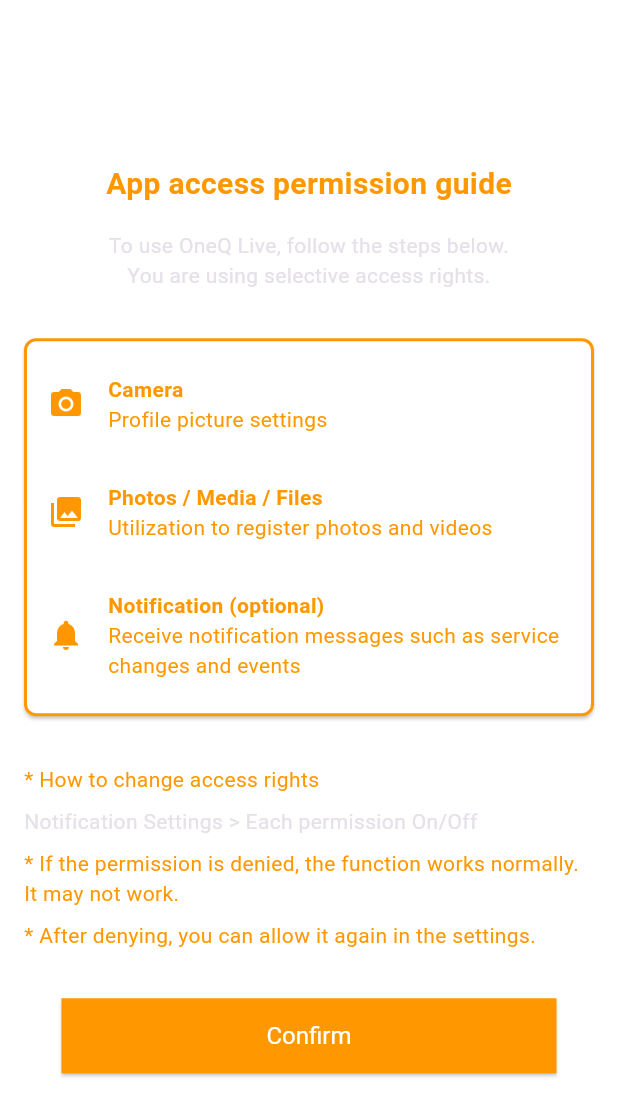
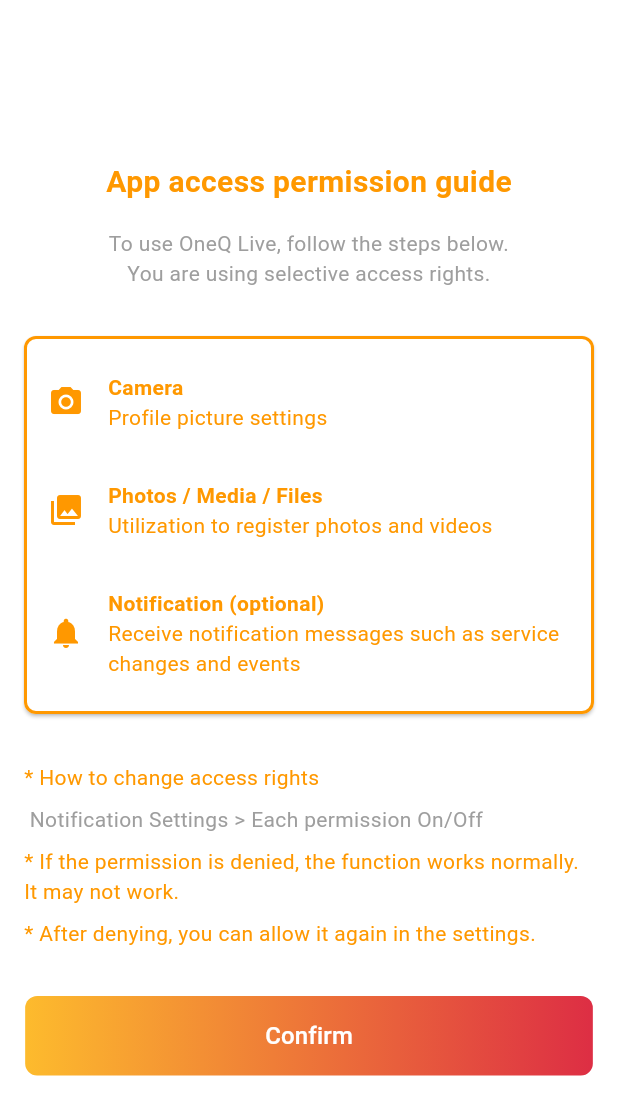
Before and after one commit to cogniqube/intern_project, a Flutter app: the screen it shows after launch, on a phone screen of 412 x 824 dp. Shown: the top 1116 px of the screen. Run offline on Flutter 3.47's test engine with Material 3 defaults, Android fonts, the phone set to English and light mode, and no system bars; Roboto replaces fonts that are missing (Urbanist).

Commit message:
login update

```diff
--- a/lib/Components/App Bar.dart
+++ b/lib/Components/App Bar.dart
@@ -11,7 +11,7 @@ class MyAppBar extends StatelessWidget implements PreferredSizeWidget {
       {super.key,
       required this.title,
       this.actions,
-      required this.automaticallyImplyLeading});
+      required this.automaticallyImplyLeading, required IconButton leading});
 
   @override
   Widget build(BuildContext context) {
--- a/lib/main.dart
+++ b/lib/main.dart
@@ -1,7 +1,7 @@
 import 'package:flutter/material.dart';
+import 'package:intern_project/pages/Feed/feed_page.dart';
 import 'package:intern_project/pages/Login/splash.dart';
 import 'package:intern_project/pages/Test_page.dart';
-import 'package:intern_project/pages/feed_page.dart';
 import 'package:intern_project/pages/main_page.dart';
 import 'package:intern_project/styles/App_text.dart';
 import 'package:intern_project/styles/app_colors.dart';
--- a/lib/pages/Login/SignupAgreement.dart
+++ b/lib/pages/Login/SignupAgreement.dart
@@ -42,7 +42,7 @@ class _TermsAndConditionsScreenState
                     _agreedToTerms = value ?? false;
                   });
                 },
-                title: const Text('All agreements to the terms and conditions'),
+                title: const Text('All agreements to the terms and conditions',style: TextStyle(color: Colors.black),),
                 controlAffinity: ListTileControlAffinity.leading,
               ),
               const SizedBox(height: 16.0),
--- a/lib/pages/Login/login.dart
+++ b/lib/pages/Login/login.dart
@@ -2,7 +2,8 @@ import 'package:flutter/material.dart';
 import 'package:intern_project/main.dart';
 import 'package:intern_project/pages/Login/SignupEmail.dart';
 import 'package:intern_project/pages/main_page.dart';
-
+import 'package:intern_project/pages/profile/terms.dart';
+import 'package:intern_project/styles/gradient_button.dart';
 class LoginScreen extends StatelessWidget {
   const LoginScreen({super.key});
 
@@ -24,14 +25,7 @@ class LoginScreen extends StatelessWidget {
               const SizedBox(height: 20),
 
               // App Title (in Korean)
-              const Text(
-                '루틴라이브',
-                style: TextStyle(
-                  fontSize: 28,
-                  fontWeight: FontWeight.bold,
-                  color: Colors.orange,
-                ),
-              ),
+
               const SizedBox(height: 20),
 
               // Email Input Field
@@ -65,23 +59,15 @@ class LoginScreen extends StatelessWidget {
               ),
               const SizedBox(height: 20),
 
-              // Log In Button
-              ElevatedButton(
-                style: ElevatedButton.styleFrom(
-                  padding: const EdgeInsets.symmetric(vertical: 15, horizontal: 100),
-                  backgroundColor: Colors.orange,
-                  foregroundColor: Colors.white,
-                  shape: RoundedRectangleBorder(
-                    borderRadius: BorderRadius.circular(8),
-                  ),
-                ),
+              // Replace ElevatedButton with GradientButton
+              GradientButton(
+                text: 'Log In',
                 onPressed: () {
                   // Handle login logic
                   Navigator.of(context).pushReplacement(
-                MaterialPageRoute(builder: (context) => MainPage() ), // Replace with your LoginScreen widget
-              );
+                    MaterialPageRoute(builder: (context) => MainPage()),
+                  );
                 },
-                child: const Text('log in'),
               ),
               const SizedBox(height: 10),
 
@@ -116,9 +102,9 @@ class LoginScreen extends StatelessWidget {
               TextButton(
                 onPressed: () {
                   // Handle registration logic
-                   Navigator.of(context).pushReplacement(
-                MaterialPageRoute(builder: (context) => SignUpPage() ), // Replace with your LoginScreen widget
-              );
+                  Navigator.of(context).pushReplacement(
+                    MaterialPageRoute(builder: (context) => TermsAndConditionsScreen()),
+                  );
                 },
                 child: const Text(
                   'Do you need general membership registration?',
--- a/lib/pages/Login/permission.dart
+++ b/lib/pages/Login/permission.dart
@@ -1,6 +1,7 @@
 import 'package:flutter/material.dart';
+import 'package:intern_project/pages/Login/SignupEmail.dart';
 import 'package:intern_project/pages/Login/login.dart';
-
+import 'package:intern_project/styles/gradient_button.dart';
 class AppAccessPermissionGuide extends StatelessWidget {
   const AppAccessPermissionGuide({Key? key}) : super(key: key);
 
@@ -23,15 +24,16 @@ class AppAccessPermissionGuide extends StatelessWidget {
             const Text(
               'To use OneQ Live, follow the steps below.\nYou are using selective access rights.',
               textAlign: TextAlign.center,
+              style: TextStyle(color: Colors.grey),
             ),
             const SizedBox(height: 32),
 
             // Card with white background and orange elements
             Card(
-              color: Colors.white, // Set background color to white
+              color: Colors.white,
               shape: RoundedRectangleBorder(
-                side: const BorderSide(color: Colors.orange, width: 2), // Orange border
-                borderRadius: BorderRadius.circular(8), // Slightly rounded corners
+                side: const BorderSide(color: Colors.orange, width: 2),
+                borderRadius: BorderRadius.circular(8),
               ),
               margin: const EdgeInsets.symmetric(horizontal: 16),
               child: Padding(
@@ -39,27 +41,27 @@ class AppAccessPermissionGuide extends StatelessWidget {
                 child: Column(
                   children: [
                     _buildPermissionItem(
-                      icon: const Icon(Icons.camera_alt, color: Colors.orange), // Orange icon
+                      icon: const Icon(Icons.camera_alt, color: Colors.orange),
                       title: 'Camera',
-                      titleColor: Colors.orange, // Orange text
+                      titleColor: Colors.orange,
                       description: 'Profile picture settings',
-                      descriptionColor: Colors.orange, // Orange description
+                      descriptionColor: Colors.orange,
                     ),
-                    const Divider(color: Colors.white), // Orange divider
+                    const Divider(color: Colors.white),
                     _buildPermissionItem(
-                      icon: const Icon(Icons.photo_library, color: Colors.orange), // Orange icon
+                      icon: const Icon(Icons.photo_library, color: Colors.orange),
                       title: 'Photos / Media / Files',
-                      titleColor: Colors.orange, // Orange text
+                      titleColor: Colors.orange,
                       description: 'Utilization to register photos and videos',
-                      descriptionColor: Colors.orange, // Orange description
+                      descriptionColor: Colors.orange,
                     ),
-                    const Divider(color: Colors.white), // Orange divider
+                    const Divider(color: Colors.white),
                     _buildPermissionItem(
-                      icon: const Icon(Icons.notifications, color: Colors.orange), // Orange icon
+                      icon: const Icon(Icons.notifications, color: Colors.orange),
                       title: 'Notification (optional)',
-                      titleColor: Colors.orange, // Orange text
+                      titleColor: Colors.orange,
                       description: 'Receive notification messages such as service changes and events',
-                      descriptionColor: Colors.orange, // Orange description
+                      descriptionColor: Colors.orange,
                     ),
                   ],
                 ),
@@ -67,73 +69,49 @@ class AppAccessPermissionGuide extends StatelessWidget {
             ),
 
             const SizedBox(height: 32),
-            // const Text('* How to change access rights',textAlign: TextAlign.left,),
-            // const SizedBox(height: 8),
-            // const Text('Notification Settings > Each permission On/Off'),
-            // const SizedBox(height: 8),
-            // const Text(
-            //     '* If the permission is denied, the function works normally. It may not work.',textAlign: TextAlign.left,),
-            // const SizedBox(height: 8),
-            // const Text(
-            //     '* After denying, you can allow it again in the settings.',textAlign: TextAlign.left,),
-            // const SizedBox(height: 32),
 
             Container(
-  alignment: Alignment.centerLeft, // Align content to the left
-  padding: const EdgeInsets.symmetric(horizontal: 16.0), // Optional padding for spacing
+              alignment: Alignment.centerLeft,
+              padding: const EdgeInsets.symmetric(horizontal: 16.0),
               child: const Column(
-    crossAxisAlignment: CrossAxisAlignment.start, // Align children text to the left
+                crossAxisAlignment: CrossAxisAlignment.start,
                 children: [
                   Text(
                     '* How to change access rights',
-        textAlign: TextAlign.left, // Left-align text inside Text widget
+                    textAlign: TextAlign.left,
                     style: TextStyle(color: Colors.orange),
                   ),
                   SizedBox(height: 8),
                   Text(
-        'Notification Settings > Each permission On/Off',
-        textAlign: TextAlign.left, // Left-align text inside Text widget
+                    ' Notification Settings > Each permission On/Off',
+                    textAlign: TextAlign.left,
+                    style: TextStyle(color: Colors.grey),
                   ),
                   SizedBox(height: 8),
                   Text(
                     '* If the permission is denied, the function works normally. It may not work.',
                     textAlign: TextAlign.left,
-        style: TextStyle(color: Colors.orange), // Left-align text inside Text widget
+                    style: TextStyle(color: Colors.orange),
                   ),
                   SizedBox(height: 8),
                   Text(
                     '* After denying, you can allow it again in the settings.',
-        textAlign: TextAlign.left, // Left-align text inside Text widget
+                    textAlign: TextAlign.left,
                     style: TextStyle(color: Colors.orange),
                   ),
                   SizedBox(height: 32),
                 ],
               ),
             ),
-            // Confirm Button
-            ElevatedButton(
+
+            // Replace ElevatedButton with GradientButton
+            GradientButton(
+              text: 'Confirm',
               onPressed: () {
                 Navigator.of(context).pushReplacement(
-                  MaterialPageRoute(builder: (context) => const LoginScreen()),
+                  MaterialPageRoute(builder: (context) => const SignUpPage()),
                 );
               },
-              style: ElevatedButton.styleFrom(
-                      backgroundColor: Colors.orange, // Button background color
-                      foregroundColor: Colors.white,  // Button text color
-                      padding: const EdgeInsets.symmetric(
-                        horizontal: 100.0, // Reduced padding to avoid squeezing
-                        vertical: 12.0,
-                      ),
-                      textStyle: const TextStyle(
-                        fontSize: 16.0,
-                        fontWeight: FontWeight.normal,
-                      ),
-                      shape: const RoundedRectangleBorder(
-                        borderRadius: BorderRadius.zero, // Rectangular button
-                      ),
-                      minimumSize: const Size(330, 50), // Increased width
-                    ),
-              child: const Text('Confirm'),
             ),
           ],
         ),
@@ -141,13 +119,12 @@ Container(
     );
   }
 
-  // Updated _buildPermissionItem with color parameters
   Widget _buildPermissionItem({
     required Widget icon,
     required String title,
     required String description,
-    required Color titleColor, // Accepting custom title color
-    required Color descriptionColor, // Accepting custom description color
+    required Color titleColor,
+    required Color descriptionColor,
   }) {
     return Padding(
       padding: const EdgeInsets.symmetric(vertical: 8.0),
@@ -163,12 +140,12 @@ Container(
                   title,
                   style: TextStyle(
                     fontWeight: FontWeight.bold,
-                    color: titleColor, // Apply title color
+                    color: titleColor,
                   ),
                 ),
                 Text(
                   description,
-                  style: TextStyle(color: descriptionColor), // Apply description color
+                  style: TextStyle(color: descriptionColor),
                 ),
               ],
             ),
--- a/lib/pages/main_page.dart
+++ b/lib/pages/main_page.dart
@@ -1,7 +1,7 @@
 import 'package:flutter/material.dart';
+import 'package:intern_project/pages/Feed/feed_page.dart';
 import 'package:intern_project/pages/HomePage.dart';
 import 'package:intern_project/pages/Store_Page.dart';
-import 'package:intern_project/pages/feed_page.dart';
 import 'package:intern_project/pages/profile/profile_page.dart';
 
 class MainPage extends StatefulWidget {
--- /dev/null
+++ b/lib/styles/gradient_button.dart
@@ -0,0 +1,43 @@
+
+import 'package:flutter/cupertino.dart';
+import 'package:flutter/material.dart';
+
+class GradientButton extends StatelessWidget {
+  final String text;
+  final VoidCallback onPressed;
+
+  GradientButton({required this.text, required this.onPressed});
+
+  @override
+  Widget build(BuildContext context) {
+    return SingleChildScrollView(
+      child: Container(
+        decoration: BoxDecoration(
+          borderRadius: BorderRadius.circular(8.0), // Optional: Rounded corners
+          gradient: LinearGradient(
+            colors: [
+              Color(0xFFFDBB2D), // Light yellow/orange color
+              Color(0xFFDD2E44), // Deep orange/red color
+            ],
+            begin: Alignment.centerLeft,
+            end: Alignment.centerRight,
+          ),
+        ),
+        child: ElevatedButton(
+          style: ElevatedButton.styleFrom(
+            padding: EdgeInsets.symmetric(horizontal: 160, vertical: 15), backgroundColor: Colors.transparent, // Make button background transparent
+            shadowColor: Colors.transparent, // Remove button shadow
+          ),
+          onPressed: onPressed,
+          child: Text(
+            text,
+            style: TextStyle(
+              color: Colors.white,
+              fontSize: 16,
+            ),
+          ),
+        ),
+      ),
+    );
+  }
+}
--- a/pubspec.yaml
+++ b/pubspec.yaml
@@ -62,8 +62,8 @@ flutter:
 
   # To add assets to your application, add an assets section, like this:
   assets:
-#     - assets/images/
-     - assets/svg/
+     - assets/
+    #  - assets/
   # An image asset can refer to one or more resolution-specific "variants", see
   # https://flutter.dev/assets-and-images/#resolution-aware
 
```
Lines whose indentation alone changed are shown as unchanged.
